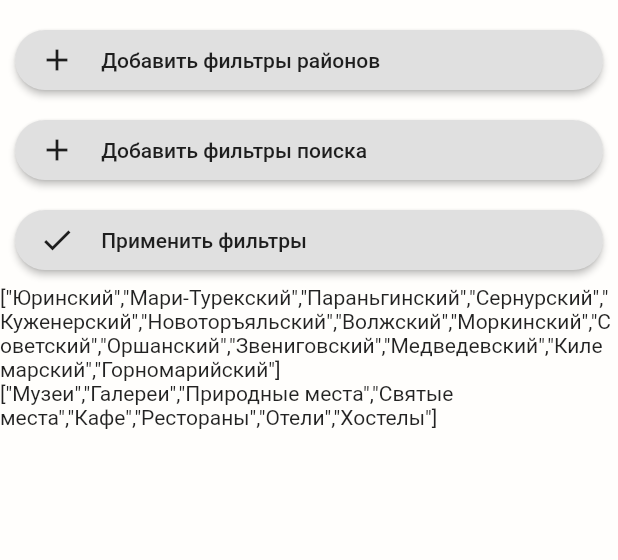
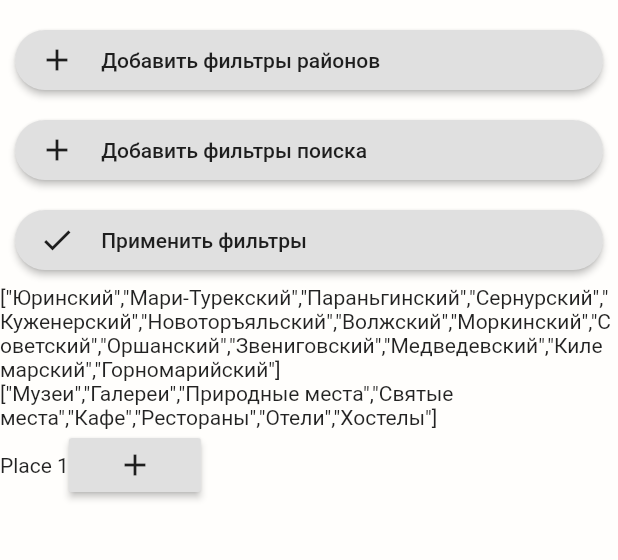
Before and after one commit to f1reworker/Wel-omeToMariEl, a Flutter app: the SearchList screen opened by its route, on a phone screen of 412 x 824 dp, the part 75-635 px from its top. Run offline on Flutter 3.47's test engine with Material 2 defaults, Android fonts, the phone set to English and light mode, and no system bars; our stand-ins replace google_maps_flutter, location.

```diff
--- a/lib/searchPage/DistrictsFilter.dart
+++ b/lib/searchPage/DistrictsFilter.dart
@@ -125,9 +125,6 @@ class DistrictsState extends State<Districts> {
           Column(
             mainAxisAlignment: MainAxisAlignment.start,
             children: <Widget>[
-              Column(
-                mainAxisAlignment: MainAxisAlignment.start,
-                children: <Widget>[
               Row(children: <Widget>[
                 checkbox("Юринский", urVal),
                 Text("Юринский")
@@ -188,8 +185,6 @@ class DistrictsState extends State<Districts> {
           ),
         ],
       ),
-        ],
-      ),
     );
   }
 }
--- a/lib/searchPage/searchBar.dart
+++ b/lib/searchPage/searchBar.dart
@@ -1,9 +1,12 @@
 import 'package:flutter/material.dart';
+import 'package:google_maps_flutter/google_maps_flutter.dart';
 import 'package:welcome_to_mari_el/searchPage/DistrictsFilter.dart';
 import 'package:welcome_to_mari_el/searchPage/searchFilter.dart';
+import 'package:welcome_to_mari_el/mainPage/Map.dart';
 
 const PrimaryColor = Color(0xFFFFFEFC);
-const MyRed = Color(0xFFFF6860);
+LatLng markerPosition = LatLng(56.63011039048471, 47.918735914174235);
+final Set<Marker> markers = {};
 
 class SearchList extends StatefulWidget {
   @override
@@ -21,6 +24,9 @@ class SearchListState extends State<SearchList> {
           DistrictsFilter(),
           SearchFilter(),
           Fil(),
+          Flexible(
+            child: PlaceList(),
+          ),
         ]),
       ),
     );
@@ -134,3 +140,29 @@ class FilState extends State<Fil> {
     );
   }
 }
+
+class PlaceList extends StatefulWidget {
+  PlaceList({Key key}) : super(key: key);
+
+  @override
+  _PlaceListState createState() => _PlaceListState();
+}
+
+class _PlaceListState extends State<PlaceList> {
+  @override
+  Widget build(BuildContext context) {
+    return ListView(children: [
+      Column(
+        children: <Widget>[
+          Row(children: <Widget>[
+            Text("Place 1"),
+            RaisedButton(
+              onPressed: MapState().onAddMarkerButtonPressed,
+              child: Icon(Icons.add),
+            ),
+          ]),
+        ],
+      ),
+    ]);
+  }
+}
```
Also changed, not shown: lib/main.dart (+23 -2 lines), lib/mainPage/Map.dart (+18 -3 lines). Lines whose indentation alone changed are shown as unchanged.
